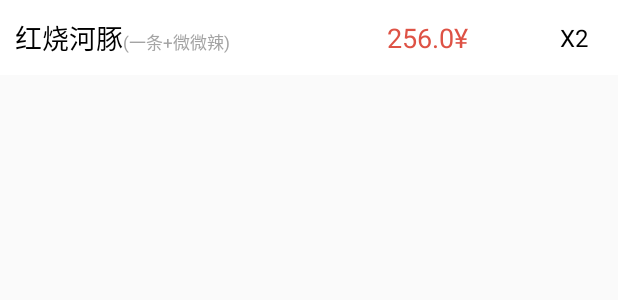
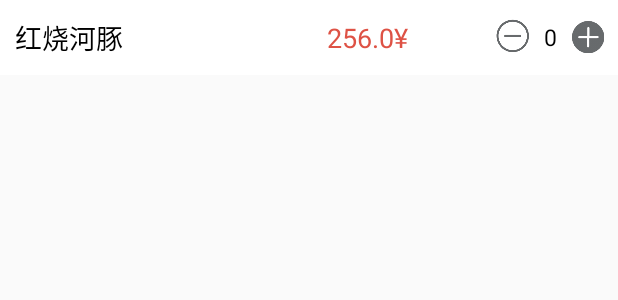
Before and after one commit to luyanisme/smart-menu-android-shop, an Android app: the layout case_ordered_list_item.xml on its own in the app's theme, with its tools: preview values and no code run, on a phone screen of 412 x 824 dp. Shown: the top 300 px of the screen. Run offline under Robolectric (Android 15) with nearby library versions, the phone set to English and light mode, and no system bars.

Commit message:
点单页面全部结束

```diff
--- /dev/null
+++ b/SmartMenu_Shop/app/src/main/res/drawable/bg_alertdialog_button.xml
@@ -0,0 +1,4 @@
+<?xml version="1.0" encoding="utf-8"?>
+<shape xmlns:android="http://schemas.android.com/apk/res/android">
+    <solid android:color="#676A6C"></solid>
+</shape>
--- a/SmartMenu_Shop/app/src/main/res/layout/activity_menu.xml
+++ b/SmartMenu_Shop/app/src/main/res/layout/activity_menu.xml
@@ -91,6 +91,7 @@
         </LinearLayout>
 
         <TextView
+            android:id="@+id/confirm"
             android:layout_width="0dp"
             android:layout_height="match_parent"
             android:layout_weight="2"
--- a/SmartMenu_Shop/app/src/main/res/layout/case_ordered_list_item.xml
+++ b/SmartMenu_Shop/app/src/main/res/layout/case_ordered_list_item.xml
@@ -12,7 +12,7 @@
     <LinearLayout
         android:layout_width="wrap_content"
         android:layout_height="wrap_content"
-        android:orientation="horizontal"
+        android:orientation="vertical"
         android:layout_alignParentLeft="true"
         android:layout_marginLeft="10dp"
         android:layout_centerVertical="true">
@@ -31,7 +31,7 @@
             android:layout_height="wrap_content"
             android:textSize="11dp"
             android:textColor="@color/colorText"
-            android:text="(一条+微微辣)"/>
+            android:visibility="gone"/>
     </LinearLayout>
 
 
@@ -40,20 +40,57 @@
         android:layout_width="wrap_content"
         android:layout_height="wrap_content"
         android:layout_alignParentRight="true"
-        android:layout_marginRight="100dp"
+        android:layout_marginRight="140dp"
         android:layout_centerVertical="true"
         android:textColor="@color/colorRed"
         android:textSize="18dp"
         android:text="256.0¥"/>
 
-    <TextView
-        android:id="@+id/case_num"
-        android:layout_width="wrap_content"
+    <RelativeLayout
+        android:id="@+id/order_num_operate"
+        android:layout_width="90dp"
         android:layout_height="wrap_content"
+        android:layout_centerVertical="true"
         android:layout_alignParentRight="true"
-        android:layout_marginRight="20dp"
-        android:layout_centerVertical="true"
-        android:textColor="@color/colorBlack"
-        android:textSize="16dp"
-        android:text="X2"/>
+        android:layout_marginBottom="0dp">
+
+        <RelativeLayout
+            android:id="@+id/reduce_icon"
+            android:layout_width="40dp"
+            android:layout_height="40dp"
+            android:layout_alignParentLeft="true"
+            android:layout_marginLeft="0dp">
+
+            <ImageView
+                android:layout_width="25dp"
+                android:layout_height="25dp"
+                android:layout_centerInParent="true"
+                android:src="@drawable/reduce_circle_icon" />
+        </RelativeLayout>
+
+        <TextView
+            android:id="@+id/case_num"
+            android:layout_width="wrap_content"
+            android:layout_height="25dp"
+            android:layout_centerInParent="true"
+            android:gravity="center"
+            android:text="0"
+            android:textColor="@color/colorBlack"
+            android:textSize="15dp" />
+
+        <RelativeLayout
+            android:id="@+id/add_icon"
+            android:layout_width="40dp"
+            android:layout_height="40dp"
+            android:layout_alignParentRight="true"
+            android:layout_marginRight="0dp">
+
+            <ImageView
+                android:layout_width="25dp"
+                android:layout_height="25dp"
+                android:layout_centerInParent="true"
+                android:src="@drawable/add_circle_icon" />
+        </RelativeLayout>
+    </RelativeLayout>
+
 </RelativeLayout>
--- a/SmartMenu_Shop/app/src/main/res/layout/choose_standard_panel.xml
+++ b/SmartMenu_Shop/app/src/main/res/layout/choose_standard_panel.xml
@@ -82,7 +82,7 @@
             android:layout_marginRight="10dp"
             android:background="@drawable/choose_standard_bg"
             android:gravity="center"
-            android:text="@string/add_to_chart"
+            android:text="@string/add_to_order"
             android:textColor="@color/colorWhite"
             android:textSize="13dp" />
 
```
Also changed, not shown: SmartMenu_Shop/app/src/main/java/com/example/luyan/smartmenu_shop/Activity/Desk/DeskDetailActivity.java (+18 -3 lines), SmartMenu_Shop/app/src/main/java/com/example/luyan/smartmenu_shop/Activity/Desk/MenuActivity.java (+53 -2 lines), SmartMenu_Shop/app/src/main/java/com/example/luyan/smartmenu_shop/Adapter/CaseOrderedAdapter.java (+44 -4 lines), SmartMenu_Shop/app/src/main/java/com/example/luyan/smartmenu_shop/Widgt/SMDialog.java (added, +179 -0 lines), SmartMenu_Shop/app/src/main/res/layout/sm_alert_dialog.xml (added, +35 -0 lines), SmartMenu_Shop/app/src/main/res/values/strings.xml (+5 -2 lines).
